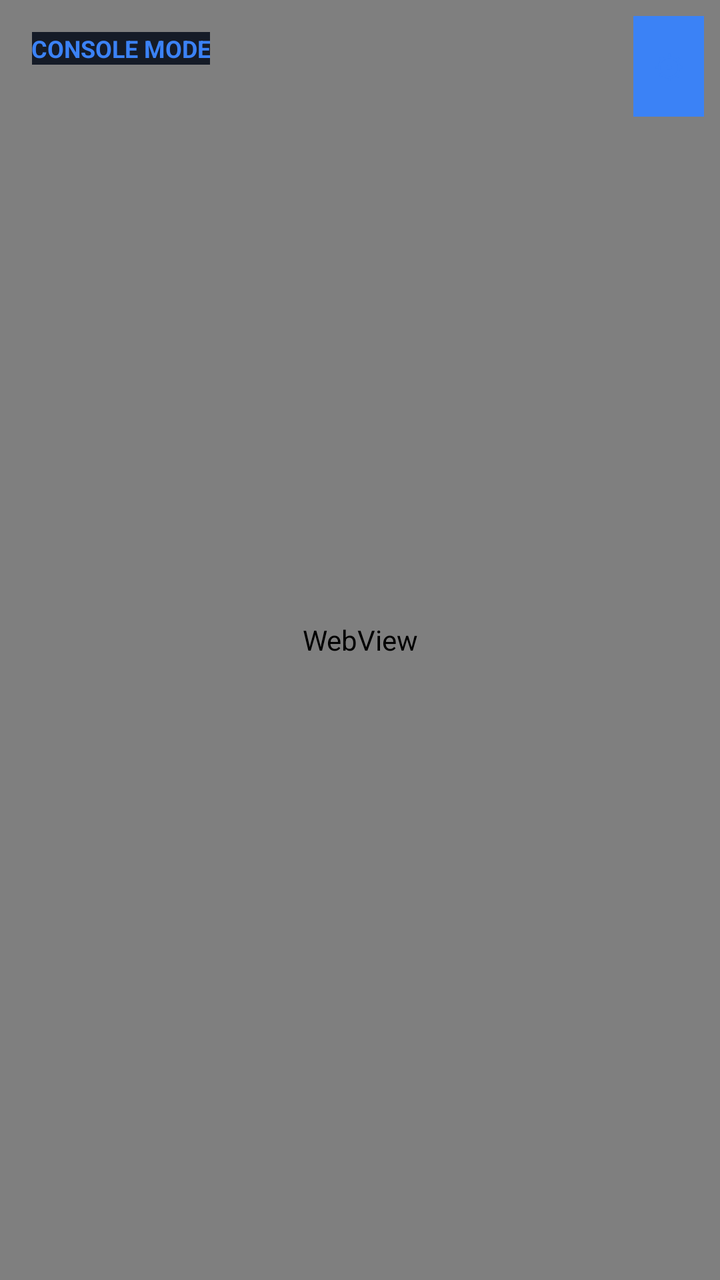
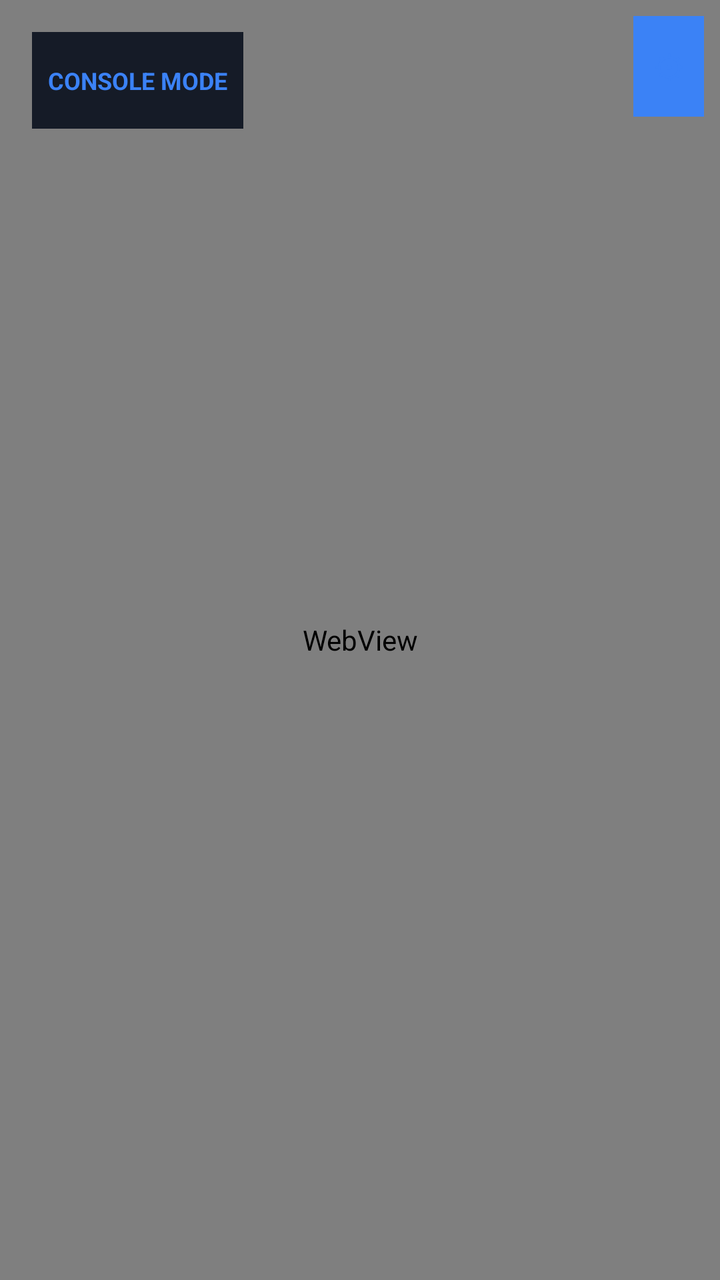

Compare the two renders of this Android layout. The source of the first and the diff that turns it into the second are given below.
<!-- AndroidManifest.xml: application theme Theme.SpyTV -->
<!-- res/layout/activity_main.xml -->
<?xml version="1.0" encoding="utf-8"?>
<FrameLayout xmlns:android="http://schemas.android.com/apk/res/android"
    android:layout_width="match_parent"
    android:layout_height="match_parent"
    android:background="#0B0E14">

    
    <WebView
        android:id="@+id/webView"
        android:layout_width="match_parent"
        android:layout_height="match_parent" />

    
    <LinearLayout
        android:id="@+id/errorView"
        android:layout_width="match_parent"
        android:layout_height="match_parent"
        android:background="#0B0E14"
        android:gravity="center"
        android:orientation="vertical"
        android:padding="24dp"
        android:visibility="gone">

        <TextView
            android:id="@+id/errorTitle"
            android:layout_width="match_parent"
            android:layout_height="wrap_content"
            android:gravity="center"
            android:textColor="#F3F4F6"
            android:textSize="20sp"
            android:textStyle="bold" />

        <ScrollView
            android:layout_width="match_parent"
            android:layout_height="0dp"
            android:layout_marginTop="12dp"
            android:layout_weight="1"
            android:fadeScrollbars="false">

            <TextView
                android:id="@+id/errorDetail"
                android:layout_width="match_parent"
                android:layout_height="wrap_content"
                android:gravity="top|start"
                android:textColor="#9CA3AF"
                android:textIsSelectable="true"
                android:textSize="13sp"
                android:typeface="monospace" />
        </ScrollView>

        <LinearLayout
            android:layout_width="match_parent"
            android:layout_height="wrap_content"
            android:layout_marginTop="16dp"
            android:gravity="center"
            android:orientation="horizontal">

            <Button
                android:id="@+id/btnRetry"
                android:layout_width="0dp"
                android:layout_height="wrap_content"
                android:layout_weight="1"
                android:text="Retry" />

            <Button
                android:id="@+id/btnAddress"
                android:layout_width="0dp"
                android:layout_height="wrap_content"
                android:layout_marginStart="12dp"
                android:layout_weight="1"
                android:text="C2 address" />
        </LinearLayout>
    </LinearLayout>

    
    <TextView
        android:id="@+id/modeIndicator"
        android:layout_width="wrap_content"
        android:layout_height="wrap_content"
        android:layout_gravity="top|start"
        android:layout_margin="16dp"
        android:background="#151B27"
        android:padding="8px 16px"
        android:text="CONSOLE MODE"
        android:textColor="#3B82F6"
        android:textSize="12sp"
        android:textStyle="bold" />

    
    <LinearLayout
        android:id="@+id/serverStatusContainer"
        android:layout_width="match_parent"
        android:layout_height="wrap_content"
        android:layout_gravity="top|end"
        android:layout_margin="16dp"
        android:orientation="horizontal"
        android:padding="8px 16px"
        android:background="#151B27"
        android:visibility="gone">

        <TextView
            android:id="@+id/serverStatus"
            android:layout_width="wrap_content"
            android:layout_height="wrap_content"
            android:text="C2 Server starting..."
            android:textColor="#F3F4F6"
            android:textSize="12sp"
            android:layout_gravity="center_vertical" />

        <Switch
            android:id="@+id/serverToggle"
            android:layout_width="wrap_content"
            android:layout_height="wrap_content"
            android:layout_marginStart="12dp"
            android:text="Standalone"
            android:textColor="#F3F4F6"
            android:textSize="12sp" />
    </LinearLayout>

    
    <Button
        android:id="@+id/btnSettings"
        android:layout_width="wrap_content"
        android:layout_height="wrap_content"
        android:layout_gravity="top|end"
        android:layout_margin="8dp"
        android:background="#151B27"
        android:contentDescription="Settings"
        android:minWidth="0dp"
        android:padding="10dp"
        android:text="⚙"
        android:textColor="#3B82F6"
        android:textSize="16sp" />

</FrameLayout>
<!-- resources referenced by this layout -->
<resources>
  <style name="Theme.SpyTV" parent="Theme.Material3.Dark.NoActionBar">
          <item name="colorPrimary">@color/blue</item>
          <item name="colorPrimaryDark">@color/dark_blue</item>
          <item name="colorAccent">@color/blue</item>
          <item name="android:windowBackground">@color/background</item>
          <item name="android:statusBarColor">@color/surface</item>
          <item name="android:navigationBarColor">@color/surface</item>
      </style>
  <color name="blue">#3B82F6</color>
  <color name="dark_blue">#2563EB</color>
  <color name="background">#0B0E14</color>
  <color name="surface">#151B27</color>
</resources>

<!-- the commit's change to res/layout/activity_main.xml (unified diff, before → after) -->
@@ -80,7 +80,10 @@
         android:layout_gravity="top|start"
         android:layout_margin="16dp"
         android:background="#151B27"
-        android:padding="8px 16px"
+        android:paddingStart="8dp"
+        android:paddingEnd="8dp"
+        android:paddingTop="16dp"
+        android:paddingBottom="16dp"
         android:text="CONSOLE MODE"
         android:textColor="#3B82F6"
         android:textSize="12sp"
@@ -94,7 +97,10 @@
         android:layout_gravity="top|end"
         android:layout_margin="16dp"
         android:orientation="horizontal"
-        android:padding="8px 16px"
+        android:paddingStart="8dp"
+        android:paddingEnd="8dp"
+        android:paddingTop="16dp"
+        android:paddingBottom="16dp"
         android:background="#151B27"
         android:visibility="gone">
 
